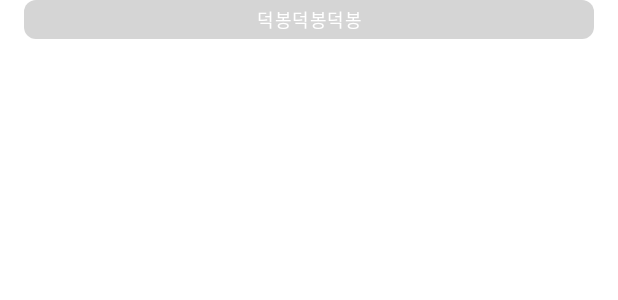
After one commit to ydh0256/LiarGameMaker, an Android app: the layout item_message_game.xml on its own in the app's theme, with its tools: preview values and no code run, on a phone screen of 412 x 824 dp. The commit adds this screen. Shown: the top 300 px of the screen. Run offline under Robolectric (Android 15) with nearby library versions, the phone set to English and light mode, and no system bars.

```diff
--- a/app/src/main/java/com/duckkite/android/liargamemaker/data/source/remote/GameRoomDataSource.kt
+++ b/app/src/main/java/com/duckkite/android/liargamemaker/data/source/remote/GameRoomDataSource.kt
@@ -15,6 +15,4 @@ interface GameRoomDataSource {
     fun sendMessage(roomId: String, message: GameMessage): Task<Void>
     fun addPlayerToChatRoom(roomId: String, user: User): Task<Void>
     fun updatePlayerToChatRoom(roomId: String, user: User): Task<Void>
-    fun addGameData(roomId: String, game: Game): Task<Void>
-    fun fetchCurrentGame(roomId: String): Query
 }
--- a/app/src/main/java/com/duckkite/android/liargamemaker/ui/base/BaseActivity.kt
+++ b/app/src/main/java/com/duckkite/android/liargamemaker/ui/base/BaseActivity.kt
@@ -15,7 +15,7 @@ abstract class BaseActivity: AppCompatActivity() {
     override fun onCreate(savedInstanceState: Bundle?) {
         super.onCreate(savedInstanceState)
 
-        getViewModel()?.isLoading?.observe(this, Observer {isLoading ->
+        getViewModel()?.isLoading?.observe(this, { isLoading ->
             when(isLoading) {
                 true -> disableUserInteraction()
                 false -> enableUserInteraction()
--- a/app/src/main/java/com/duckkite/android/liargamemaker/ui/game/room/adapter/PlayerListAdapter.kt
+++ b/app/src/main/java/com/duckkite/android/liargamemaker/ui/game/room/adapter/PlayerListAdapter.kt
@@ -12,7 +12,7 @@ class PlayerListAdapter(): BindableAdapter<PlayerListAdapter.VH, User>() {
         fun onPlayerSelect(player: User)
     }
 
-    var payerSelectListener: PlayerSelectListener? = null
+    var playerSelectListener: PlayerSelectListener? = null
 
     override fun onCreateViewHolder(parent: ViewGroup, viewType: Int): VH {
         val inflater = LayoutInflater.from(parent.context)
@@ -23,7 +23,7 @@ class PlayerListAdapter(): BindableAdapter<PlayerListAdapter.VH, User>() {
         override fun bindModel(model: User) {
             with(itemUserBinding) {
                 user = model
-                this.playerSelectListener = payerSelectListener
+                this.playerSelectListener = playerSelectListener
             }
         }
     }
--- a/app/src/main/java/com/duckkite/android/liargamemaker/ui/game/room/adapter/viewholder/ChatMessageViewHolder.kt
+++ b/app/src/main/java/com/duckkite/android/liargamemaker/ui/game/room/adapter/viewholder/ChatMessageViewHolder.kt
@@ -10,7 +10,7 @@ class ChatMessageViewHolder(private val itemMessageChatBinding: ItemMessageChatB
     override fun bindModel(model: GameMessage) {
         with(itemMessageChatBinding) {
             gameMessage = model
-            isMyMessage = MyProfile.isMe(model.sender?.uuid)
+            isMyMessage = MyProfile.isMe(model.sender.uuid)
         }
     }
 }
--- a/app/src/main/java/com/duckkite/android/liargamemaker/ui/game/room/adapter/viewholder/MessageListViewHolderFactory.kt
+++ b/app/src/main/java/com/duckkite/android/liargamemaker/ui/game/room/adapter/viewholder/MessageListViewHolderFactory.kt
@@ -5,6 +5,7 @@ import android.view.ViewGroup
 import com.duckkite.android.liargamemaker.data.model.GameMessage
 import com.duckkite.android.liargamemaker.data.model.MessageType
 import com.duckkite.android.liargamemaker.databinding.ItemMessageChatBinding
+import com.duckkite.android.liargamemaker.databinding.ItemMessageGameBinding
 import com.duckkite.android.liargamemaker.databinding.ItemMessageNotificationBinding
 import com.duckkite.android.liargamemaker.util.adapter.BindableViewHolder
 import com.duckkite.android.liargamemaker.util.adapter.BindableViewHolderFactory
@@ -15,6 +16,7 @@ object MessageListViewHolderFactory: BindableViewHolderFactory<GameMessage> {
         return when(MessageType.values()[viewType]) {
             MessageType.CHAT -> ChatMessageViewHolder(ItemMessageChatBinding.inflate(inflater, parent, false))
             MessageType.NOTIFICATION  -> NotificationMessageViewHolder(ItemMessageNotificationBinding.inflate(inflater, parent, false))
+            MessageType.GAME -> KeywordMessageViewHolder(ItemMessageGameBinding.inflate(inflater, parent, false))
         }
     }
 }
--- a/app/src/main/java/com/duckkite/android/liargamemaker/ui/game/room/adapter/viewholder/NotificationMessageViewHolder.kt
+++ b/app/src/main/java/com/duckkite/android/liargamemaker/ui/game/room/adapter/viewholder/NotificationMessageViewHolder.kt
@@ -1,8 +1,6 @@
 package com.duckkite.android.liargamemaker.ui.game.room.adapter.viewholder
 
-import com.duckkite.android.liargamemaker.data.global.MyProfile
 import com.duckkite.android.liargamemaker.data.model.GameMessage
-import com.duckkite.android.liargamemaker.databinding.ItemMessageChatBinding
 import com.duckkite.android.liargamemaker.databinding.ItemMessageNotificationBinding
 import com.duckkite.android.liargamemaker.util.adapter.BindableViewHolder
 
--- a/app/src/main/java/com/duckkite/android/liargamemaker/ui/game/room/dialog/PlayerListDialog.kt
+++ b/app/src/main/java/com/duckkite/android/liargamemaker/ui/game/room/dialog/PlayerListDialog.kt
@@ -26,7 +26,7 @@ class PlayerListDialog(private val windowContext: Context) {
     fun show() {
         with(bindingView.playerList) {
             adapter = PlayerListAdapter().apply {
-                payerSelectListener = this@PlayerListDialog.payerSelectListener
+                playerSelectListener = this@PlayerListDialog.payerSelectListener
                 playerListDialog?.dismiss()
             }
         }
--- /dev/null
+++ b/app/src/main/res/layout/item_message_game.xml
@@ -0,0 +1,35 @@
+<?xml version="1.0" encoding="utf-8"?>
+<layout xmlns:android="http://schemas.android.com/apk/res/android"
+    xmlns:app="http://schemas.android.com/apk/res-auto"
+    xmlns:tools="http://schemas.android.com/tools">
+
+    <data>
+
+        <variable
+            name="gameMessage"
+            type="com.duckkite.android.liargamemaker.data.model.GameMessage" />
+
+    </data>
+
+    <androidx.constraintlayout.widget.ConstraintLayout
+        android:layout_width="match_parent"
+        android:layout_height="wrap_content"
+        android:paddingLeft="@dimen/activity_horizontal_margin"
+        android:paddingRight="@dimen/activity_horizontal_margin">
+
+        <TextView
+            android:id="@+id/userName"
+            style="@style/TextAppearance.MaterialComponents.Caption"
+            android:layout_width="match_parent"
+            android:layout_height="wrap_content"
+            android:background="@drawable/bg_message_notification"
+            android:gravity="center"
+            android:textColor="@android:color/white"
+            app:setGame="@{gameMessage}"
+            app:layout_constraintBottom_toBottomOf="parent"
+            app:layout_constraintLeft_toLeftOf="parent"
+            app:layout_constraintRight_toRightOf="parent"
+            app:layout_constraintTop_toTopOf="parent"
+            tools:text="덕봉덕봉덕봉" />
+    </androidx.constraintlayout.widget.ConstraintLayout>
+</layout>
--- a/app/src/main/res/values/strings.xml
+++ b/app/src/main/res/values/strings.xml
@@ -36,4 +36,10 @@
     <string name="notification_user_entered">%s님이 입장 하셨습니다.</string>
     <string name="notification_user_leave">%s님이 퇴장 하셨습니다.</string>
 
+    <string name="game_text_normal">당신은 시민 입니다.</string>
+    <string name="game_text_liar">당신은 라이어 입니다.</string>
+    <string name="game_text_non_member">이전에 진행된 게임입니다.</string>
+    <string name="game_text_category">카테고리</string>
+    <string name="game_text_keyword">키워드</string>
+
 </resources>
```
Also changed, not shown: app/src/main/java/com/duckkite/android/liargamemaker/data/model/Game.kt (+5 -17 lines), app/src/main/java/com/duckkite/android/liargamemaker/data/model/GameMessage.kt (+12 -3 lines), app/src/main/java/com/duckkite/android/liargamemaker/data/source/remote/GameRoomRepository.kt (+0 -11 lines), app/src/main/java/com/duckkite/android/liargamemaker/ui/game/room/GameRoomFragment.kt (+2 -11 lines), app/src/main/java/com/duckkite/android/liargamemaker/ui/game/room/GameRoomViewModel.kt (+3 -28 lines), app/src/main/java/com/duckkite/android/liargamemaker/ui/game/room/adapter/viewholder/KeywordMessageViewHolder.kt (added, +14 -0 lines), app/src/main/java/com/duckkite/android/liargamemaker/util/bind/BindingAdapter.kt (+30 -0 lines).
